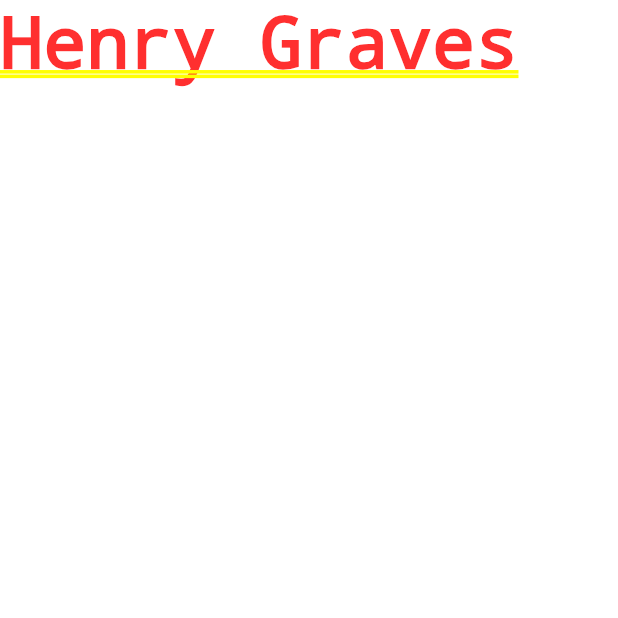
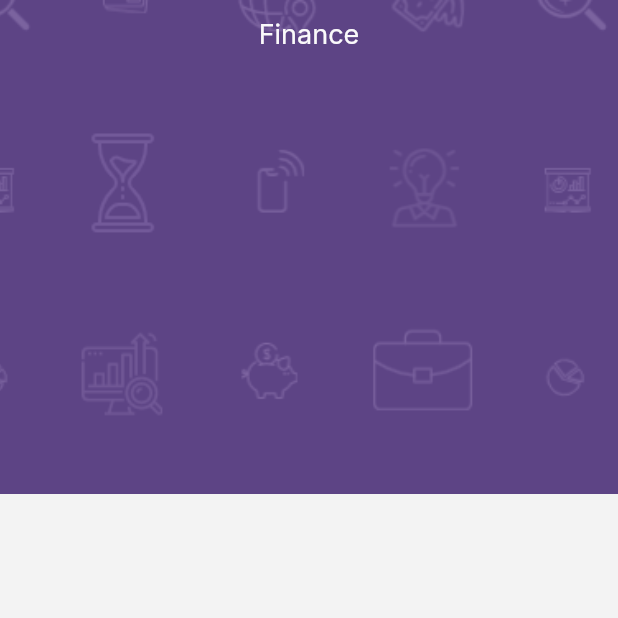
Before and after one commit to RamanYarotski/Flutter_training, a Flutter app: the screen it shows after launch, after a tap on "Henry Graves", on a phone screen of 412 x 824 dp, the top half of it. Run offline on Flutter 3.47's test engine with Material 2 defaults, Android fonts, the phone set to English and light mode, and no system bars; our stand-ins replace google_fonts.

Commit message:
feat: add background image

```diff
--- a/lib/constants.dart
+++ b/lib/constants.dart
@@ -27,5 +27,6 @@ const red = Color(0xFFF03738);
 
 //Dimensions
 const avatarSize = 22.00;
+const backgroundAspectRatio = 0.40;
 
 //Text
--- a/lib/l10n/intl_en.arb
+++ b/lib/l10n/intl_en.arb
@@ -2,4 +2,6 @@
     "feed":"FEED",
     "notifications":"NOTIFICATIONS",
     "notificationsPage":"NOTIFICATIONS PAGE",
+    "finance":"Finance",
+    "currentBalance":"Current Balance"
 }
--- /dev/null
+++ b/lib/screens/finance_screen.dart
@@ -0,0 +1,39 @@
+import 'package:flutter/material.dart';
+import 'package:training_project/constants.dart';
+import 'package:training_project/generated/l10n.dart';
+
+class FinanceScreen extends StatelessWidget {
+  const FinanceScreen({Key? key, required this.userName}) : super(key: key);
+
+  final String userName;
+
+  @override
+  Widget build(BuildContext context) {
+    var size = MediaQuery.of(context).size;
+    return Scaffold(
+      body: Stack(
+        children: <Widget>[
+          Container(
+            height: size.height * backgroundAspectRatio,
+            decoration: const BoxDecoration(
+                image: DecorationImage(
+                    image: AssetImage("assets/images/background.png"),
+                    fit: BoxFit.cover)),
+          ),
+          SafeArea(
+              child: Column(
+            children: [
+              const SizedBox(
+                height: 12,
+              ),
+              Center(
+                child: Text(S.of(context).finance,
+                    style: const TextStyle(fontSize: 18, color: gray100)),
+              )
+            ],
+          ))
+        ],
+      ),
+    );
+  }
+}
--- a/lib/screens/userScreen.dart
+++ /dev/null
@@ -1,12 +0,0 @@
-import 'package:flutter/material.dart';
-
-class UserScreen extends StatelessWidget {
-  const UserScreen ({Key? key, required this.userName}) : super(key: key);
-
-final String userName;
-
-  @override
-  Widget build(BuildContext context) {
-    return Container(child: Text(userName),);
-  }
-}
--- a/lib/widgets/HomeScreen/feed_bar.dart
+++ b/lib/widgets/HomeScreen/feed_bar.dart
@@ -1,6 +1,6 @@
 import 'package:flutter/material.dart';
 import 'package:training_project/models/user.dart';
-import 'package:training_project/screens/userScreen.dart';
+import 'package:training_project/screens/finance_screen.dart';
 import 'package:training_project/widgets/export.dart';
 
 class FeedBar extends StatelessWidget {
@@ -19,7 +19,7 @@ class FeedBar extends StatelessWidget {
         final currentUser = users[index];
         return GestureDetector(
           onTap: () => Navigator.push(
-              context, MaterialPageRoute(builder: (context) => UserScreen(userName: currentUser.userName,))),
+              context, MaterialPageRoute(builder: (context) => FinanceScreen(userName: currentUser.userName,))),
           child: UserCard(
             currentUser: currentUser,
           ),
--- a/lib/widgets/export.dart
+++ b/lib/widgets/export.dart
@@ -1,3 +1,3 @@
 export 'package:training_project/widgets/HomeScreen/feed_bar.dart';
 export 'package:training_project/widgets/HomeScreen/my_tab_bar.dart';
-export 'package:training_project/widgets/HomeScreen/UserCard.dart';
+export 'package:training_project/widgets/HomeScreen/user_card.dart';
--- a/pubspec.yaml
+++ b/pubspec.yaml
@@ -57,6 +57,7 @@ flutter:
     - assets/images/5.jpg
     - assets/images/6.jpg
     - assets/images/7.jpg
+    - assets/images/background.png
     #  - assets/fonts/Roboto
     # An image asset can refer to one or more resolution-specific "variants", see
     # https://flutter.dev/assets-and-images/#resolution-aware.
```
Also changed, not shown: assets/images/background.png (added), lib/generated/intl/messages_en.dart, lib/generated/l10n.dart, lib/widgets/HomeScreen/user_card.dart (renamed from lib/widgets/HomeScreen/userCard.dart).
